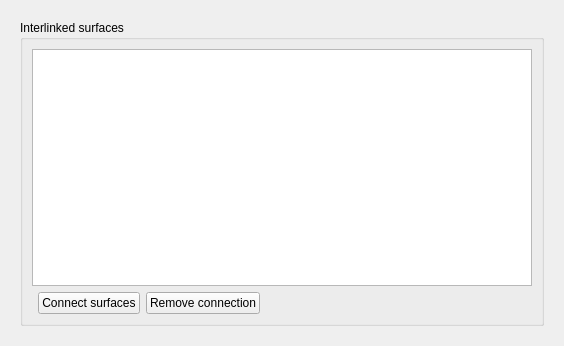
The window that SIM-VICUS/src/SVPropBuildingEditWidget.ui (ghorwin/SIM-VICUS) describes before a commit, drawn with Qt 5.
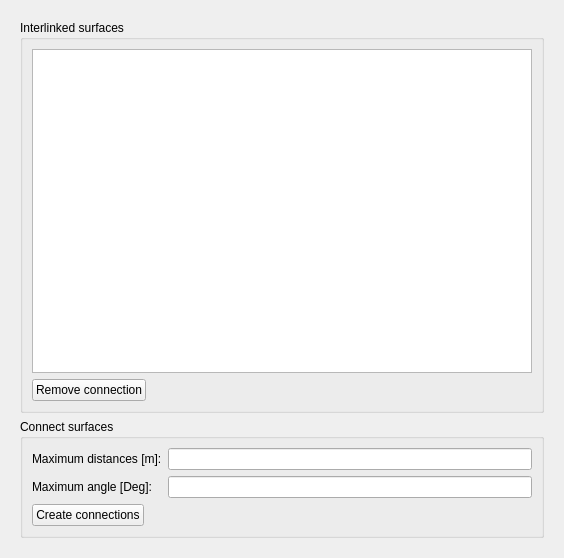
The same window after the commit. Custom widgets are drawn as their Qt base class.

Commit message: Implemented breaking of connected surfaces.

```diff
--- a/SIM-VICUS/src/SVPropBuildingEditWidget.ui
+++ b/SIM-VICUS/src/SVPropBuildingEditWidget.ui
@@ -7,10 +7,10 @@
     <x>0</x>
     <y>0</y>
     <width>564</width>
-    <height>346</height>
+    <height>558</height>
    </rect>
   </property>
-  <layout class="QVBoxLayout" name="verticalLayout">
+  <layout class="QVBoxLayout" name="verticalLayout_3">
    <item>
     <widget class="QStackedWidget" name="stackedWidget">
      <property name="currentIndex">
@@ -493,30 +493,10 @@
           <string>Interlinked surfaces</string>
          </property>
          <layout class="QGridLayout" name="gridLayout_13">
-          <item row="0" column="0" colspan="4">
+          <item row="0" column="0" colspan="2">
            <widget class="QTableWidget" name="tableWidgetInterlinkedSurfaces"/>
           </item>
-          <item row="1" column="3">
-           <spacer name="horizontalSpacer_11">
-            <property name="orientation">
-             <enum>Qt::Horizontal</enum>
-            </property>
-            <property name="sizeHint" stdset="0">
-             <size>
-              <width>280</width>
-              <height>20</height>
-             </size>
-            </property>
-           </spacer>
-          </item>
-          <item row="1" column="1">
-           <widget class="QPushButton" name="pushButtonConnectSurfaces">
-            <property name="text">
-             <string>Connect surfaces</string>
-            </property>
-           </widget>
-          </item>
-          <item row="1" column="2">
+          <item row="1" column="0">
            <widget class="QPushButton" name="pushButtonRemoveComponentInstance">
             <property name="text">
              <string>Remove connection</string>
@@ -529,6 +509,76 @@
             </property>
            </widget>
           </item>
+          <item row="1" column="1">
+           <spacer name="horizontalSpacer_11">
+            <property name="orientation">
+             <enum>Qt::Horizontal</enum>
+            </property>
+            <property name="sizeHint" stdset="0">
+             <size>
+              <width>280</width>
+              <height>20</height>
+             </size>
+            </property>
+           </spacer>
+          </item>
+         </layout>
+        </widget>
+       </item>
+       <item>
+        <widget class="QGroupBox" name="groupBoxConnectSurfaces">
+         <property name="title">
+          <string>Connect surfaces</string>
+         </property>
+         <layout class="QVBoxLayout" name="verticalLayout">
+          <item>
+           <layout class="QGridLayout" name="gridLayout_14">
+            <item row="0" column="0">
+             <widget class="QLabel" name="label_9">
+              <property name="text">
+               <string>Maximum distances [m]:</string>
+              </property>
+             </widget>
+            </item>
+            <item row="0" column="1">
+             <widget class="QtExt::ValidatingLineEdit" name="lineEditConnectSurfacesMaxDistance"/>
+            </item>
+            <item row="1" column="0">
+             <widget class="QLabel" name="label_10">
+              <property name="text">
+               <string>Maximum angle [Deg]:</string>
+              </property>
+             </widget>
+            </item>
+            <item row="1" column="1">
+             <widget class="QtExt::ValidatingLineEdit" name="lineEditConnectSurfacesMaxAngle"/>
+            </item>
+           </layout>
+          </item>
+          <item>
+           <layout class="QHBoxLayout" name="horizontalLayout_5">
+            <item>
+             <widget class="QPushButton" name="pushButtonConnectSurfaces">
+              <property name="text">
+               <string>Create connections</string>
+              </property>
+             </widget>
+            </item>
+            <item>
+             <spacer name="horizontalSpacer_13">
+              <property name="orientation">
+               <enum>Qt::Horizontal</enum>
+              </property>
+              <property name="sizeHint" stdset="0">
+               <size>
+                <width>40</width>
+                <height>20</height>
+               </size>
+              </property>
+             </spacer>
+            </item>
+           </layout>
+          </item>
          </layout>
         </widget>
        </item>
@@ -805,6 +855,13 @@
    </item>
   </layout>
  </widget>
+ <customwidgets>
+  <customwidget>
+   <class>QtExt::ValidatingLineEdit</class>
+   <extends>QLineEdit</extends>
+   <header location="global">QtExt_ValidatingLineEdit.h</header>
+  </customwidget>
+ </customwidgets>
  <resources/>
  <connections/>
 </ui>
```
The commit also changes 2 other files.
